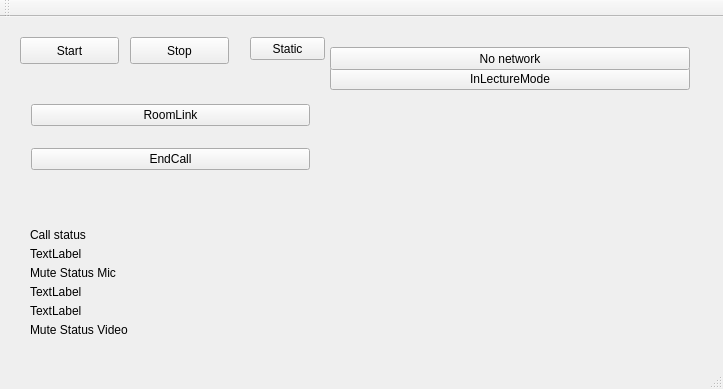
Qt form Qt/QtHandleNetwork/mainwindow.ui (vidyoworks/VidyoWorksSamples) before a commit.
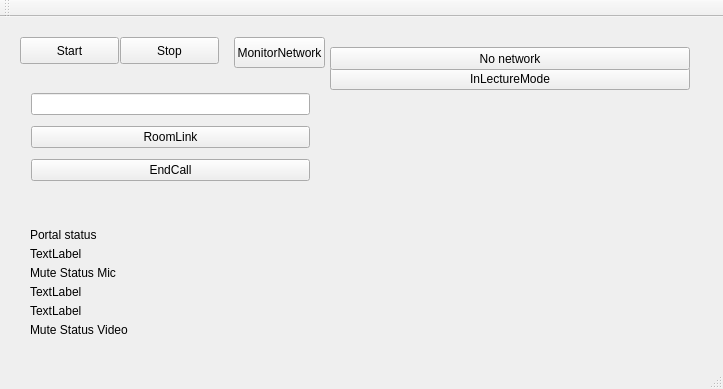
The same form after that commit.

Commit message: portal monitor added

Patch:
```diff
--- a/Qt/QtHandleNetwork/mainwindow.ui
+++ b/Qt/QtHandleNetwork/mainwindow.ui
@@ -33,7 +33,7 @@
    <widget class="QPushButton" name="pushButton_Stop">
     <property name="geometry">
      <rect>
-      <x>130</x>
+      <x>120</x>
       <y>20</y>
       <width>99</width>
       <height>27</height>
@@ -53,20 +53,23 @@
      </rect>
     </property>
     <layout class="QGridLayout" name="gridLayout">
-     <item row="0" column="0">
-      <widget class="QPushButton" name="pushButtonRoomLink">
-       <property name="text">
-        <string>RoomLink</string>
-       </property>
-      </widget>
-     </item>
-     <item row="1" column="0">
+     <item row="2" column="0">
       <widget class="QPushButton" name="pushButtonEndCall">
        <property name="text">
         <string>EndCall</string>
        </property>
       </widget>
      </item>
+     <item row="1" column="0">
+      <widget class="QPushButton" name="pushButtonRoomLink">
+       <property name="text">
+        <string>RoomLink</string>
+       </property>
+      </widget>
+     </item>
+     <item row="0" column="0">
+      <widget class="QLineEdit" name="lineEditPortal"/>
+     </item>
     </layout>
    </widget>
    <widget class="QWidget" name="gridLayoutWidget_2">
@@ -82,7 +85,7 @@
      <item row="1" column="0">
       <widget class="QLabel" name="label">
        <property name="text">
-        <string>Call status</string>
+        <string>Portal status</string>
        </property>
       </widget>
      </item>
@@ -123,19 +126,6 @@
      </item>
     </layout>
    </widget>
-   <widget class="QPushButton" name="pushStatic">
-    <property name="geometry">
-     <rect>
-      <x>250</x>
-      <y>20</y>
-      <width>75</width>
-      <height>23</height>
-     </rect>
-    </property>
-    <property name="text">
-     <string>Static</string>
-    </property>
-   </widget>
    <widget class="QWidget" name="VideoContent" native="true">
     <property name="geometry">
      <rect>
@@ -195,6 +185,19 @@
      <string>No network</string>
     </property>
    </widget>
+   <widget class="QPushButton" name="pushButtonMonitorNetwork">
+    <property name="geometry">
+     <rect>
+      <x>234</x>
+      <y>20</y>
+      <width>91</width>
+      <height>31</height>
+     </rect>
+    </property>
+    <property name="text">
+     <string>MonitorNetwork</string>
+    </property>
+   </widget>
   </widget>
   <widget class="QMenuBar" name="menuBar">
    <property name="geometry">
```
Left out of the diff: 2 changed lines with no effect on the pictures. The commit also changes 14 other files.
